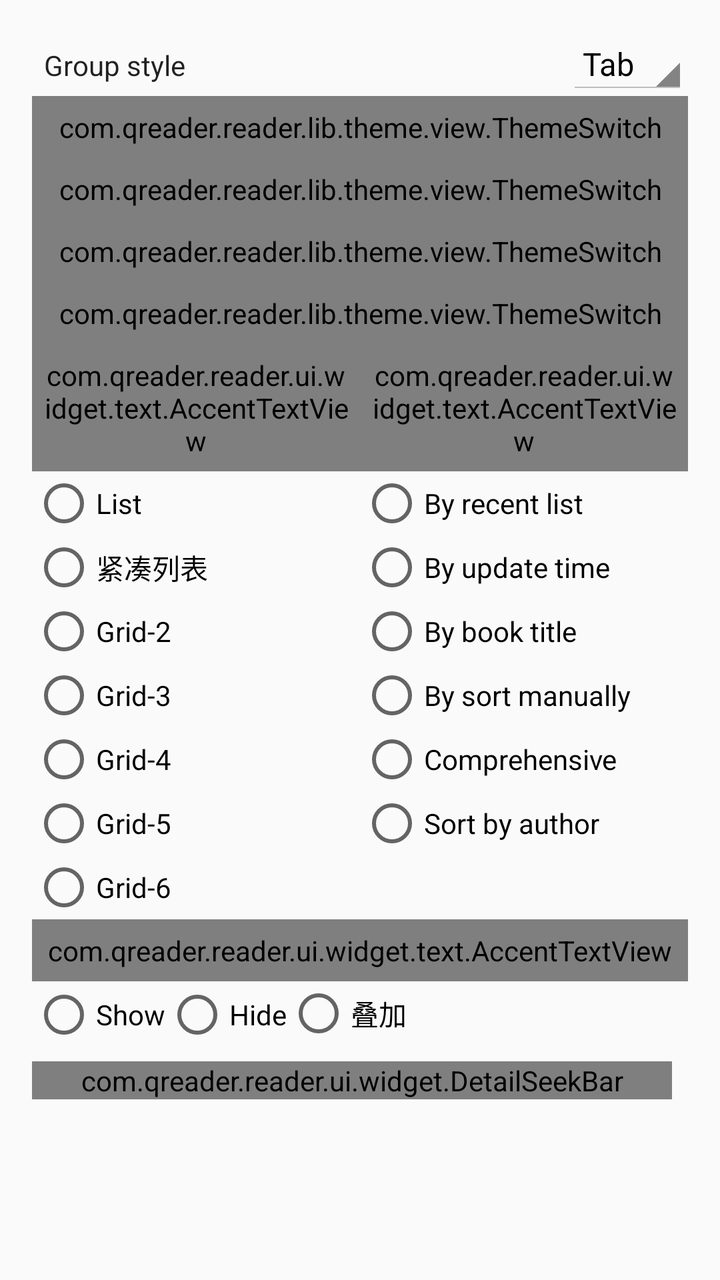
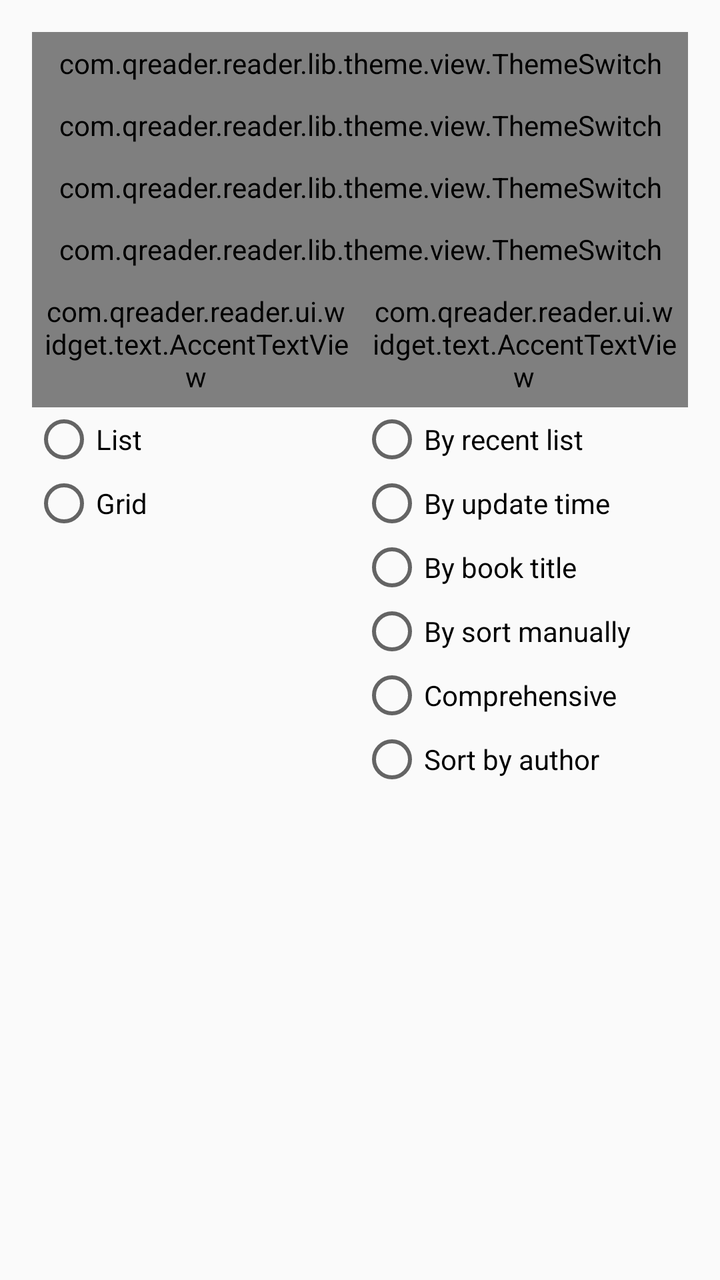

Before-and-after screenshots of an Android layout around one commit, followed by the original layout XML and the change that was made.
<!-- AndroidManifest.xml: application theme AppTheme.Light -->
<!-- res/layout/dialog_bookshelf_config.xml -->
<?xml version="1.0" encoding="utf-8"?>
<androidx.core.widget.NestedScrollView xmlns:android="http://schemas.android.com/apk/res/android"
    xmlns:app="http://schemas.android.com/apk/res-auto"
    xmlns:tools="http://schemas.android.com/tools"
    android:layout_width="match_parent"
    android:layout_height="wrap_content">

    <androidx.constraintlayout.widget.ConstraintLayout
        android:layout_width="match_parent"
        android:layout_height="wrap_content"
        android:padding="16dp">

        <LinearLayout
            android:id="@+id/ll_group_style"
            android:layout_width="match_parent"
            android:layout_height="wrap_content"
            android:orientation="horizontal"
            app:layout_constraintTop_toTopOf="parent">

            <TextView
                android:layout_width="0dp"
                android:layout_height="wrap_content"
                android:layout_weight="1"
                android:padding="6dp"
                android:text="@string/group_style"
                android:textColor="@color/primaryText" />

            <androidx.appcompat.widget.AppCompatSpinner
                android:id="@+id/sp_group_style"
                android:layout_width="wrap_content"
                android:layout_height="wrap_content"
                android:entries="@array/group_style"
                android:theme="@style/Spinner"
                tools:ignore="TouchTargetSizeCheck" />

        </LinearLayout>

        <com.qreader.reader.lib.theme.view.ThemeSwitch
            android:id="@+id/sw_show_unread"
            android:layout_width="match_parent"
            android:layout_height="wrap_content"
            android:padding="6dp"
            android:text="@string/show_unread"
            app:layout_constraintTop_toBottomOf="@+id/ll_group_style"
            tools:ignore="TouchTargetSizeCheck" />

        <com.qreader.reader.lib.theme.view.ThemeSwitch
            android:id="@+id/sw_show_last_update_time"
            android:layout_width="match_parent"
            android:layout_height="wrap_content"
            android:padding="6dp"
            android:text="@string/show_last_update_time"
            app:layout_constraintTop_toBottomOf="@+id/sw_show_unread"
            tools:ignore="TouchTargetSizeCheck" />

        <com.qreader.reader.lib.theme.view.ThemeSwitch
            android:id="@+id/sw_show_wait_up_books"
            android:layout_width="match_parent"
            android:layout_height="wrap_content"
            android:padding="6dp"
            android:text="@string/show_wait_up_count"
            app:layout_constraintTop_toBottomOf="@+id/sw_show_last_update_time"
            tools:ignore="TouchTargetSizeCheck" />

        <com.qreader.reader.lib.theme.view.ThemeSwitch
            android:id="@+id/sw_show_bookshelf_fast_scroller"
            android:layout_width="match_parent"
            android:layout_height="wrap_content"
            android:padding="6dp"
            android:text="@string/show_bookshelf_fast_scroller"
            app:layout_constraintTop_toBottomOf="@+id/sw_show_wait_up_books"
            tools:ignore="TouchTargetSizeCheck" />

        <LinearLayout
            android:id="@+id/ll_layout"
            android:layout_width="0dp"
            android:layout_height="wrap_content"
            android:orientation="vertical"
            app:layout_constraintLeft_toLeftOf="parent"
            app:layout_constraintRight_toLeftOf="@+id/ll_sort"
            app:layout_constraintTop_toBottomOf="@+id/sw_show_bookshelf_fast_scroller">

            <com.qreader.reader.ui.widget.text.AccentTextView
                android:layout_width="match_parent"
                android:layout_height="match_parent"
                android:padding="6dp"
                android:text="@string/view"
                android:textSize="16sp" />

            <RadioGroup
                android:id="@+id/rg_layout"
                android:layout_width="match_parent"
                android:layout_height="wrap_content"
                android:orientation="vertical">

                <RadioButton
                    android:layout_width="match_parent"
                    android:layout_height="wrap_content"
                    android:text="@string/layout_list"
                    tools:ignore="TouchTargetSizeCheck" />

                <RadioButton
                    android:layout_width="match_parent"
                    android:layout_height="wrap_content"
                    android:text="@string/layout_list_compact"
                    tools:ignore="TouchTargetSizeCheck" />

                <RadioButton
                    android:layout_width="match_parent"
                    android:layout_height="wrap_content"
                    android:text="@string/layout_grid2"
                    tools:ignore="TouchTargetSizeCheck" />

                <RadioButton
                    android:layout_width="match_parent"
                    android:layout_height="wrap_content"
                    android:text="@string/layout_grid3"
                    tools:ignore="TouchTargetSizeCheck" />

                <RadioButton
                    android:layout_width="match_parent"
                    android:layout_height="wrap_content"
                    android:text="@string/layout_grid4"
                    tools:ignore="TouchTargetSizeCheck" />

                <RadioButton
                    android:layout_width="match_parent"
                    android:layout_height="wrap_content"
                    android:text="@string/layout_grid5"
                    tools:ignore="TouchTargetSizeCheck" />

                <RadioButton
                    android:layout_width="match_parent"
                    android:layout_height="wrap_content"
                    android:text="@string/layout_grid6"
                    tools:ignore="TouchTargetSizeCheck" />
            </RadioGroup>

        </LinearLayout>

        <LinearLayout
            android:id="@+id/ll_sort"
            android:layout_width="0dp"
            android:layout_height="wrap_content"
            android:orientation="vertical"
            app:layout_constraintLeft_toRightOf="@+id/ll_layout"
            app:layout_constraintRight_toRightOf="parent"
            app:layout_constraintTop_toBottomOf="@id/sw_show_bookshelf_fast_scroller">

            <com.qreader.reader.ui.widget.text.AccentTextView
                android:layout_width="match_parent"
                android:layout_height="match_parent"
                android:padding="6dp"
                android:text="@string/sort"
                android:textSize="16sp" />

            <RadioGroup
                android:id="@+id/rg_sort"
                android:layout_width="match_parent"
                android:layout_height="wrap_content"
                android:orientation="vertical">

                <RadioButton
                    android:layout_width="match_parent"
                    android:layout_height="wrap_content"
                    android:text="@string/bookshelf_px_0"
                    tools:ignore="TouchTargetSizeCheck" />

                <RadioButton
                    android:layout_width="match_parent"
                    android:layout_height="wrap_content"
                    android:text="@string/bookshelf_px_1"
                    tools:ignore="TouchTargetSizeCheck" />

                <RadioButton
                    android:layout_width="match_parent"
                    android:layout_height="wrap_content"
                    android:text="@string/bookshelf_px_2"
                    tools:ignore="TouchTargetSizeCheck" />

                <RadioButton
                    android:layout_width="match_parent"
                    android:layout_height="wrap_content"
                    android:text="@string/bookshelf_px_3"
                    tools:ignore="TouchTargetSizeCheck" />

                <RadioButton
                    android:layout_width="match_parent"
                    android:layout_height="wrap_content"
                    android:text="@string/bookshelf_px_4"
                    tools:ignore="TouchTargetSizeCheck" />

                <RadioButton
                    android:layout_width="match_parent"
                    android:layout_height="wrap_content"
                    android:text="@string/bookshelf_px_5"
                    tools:ignore="TouchTargetSizeCheck" />

            </RadioGroup>

        </LinearLayout>

        <LinearLayout
            android:id="@+id/book_name_choice"
            android:layout_width="match_parent"
            android:layout_height="match_parent"
            android:orientation="vertical"
            app:layout_constraintTop_toBottomOf="@+id/ll_layout">

            <com.qreader.reader.ui.widget.text.AccentTextView
                android:layout_width="match_parent"
                android:layout_height="match_parent"
                android:padding="6dp"
                android:text="@string/book_name"
                android:textSize="16sp" />

            <RadioGroup
                android:id="@+id/rgb_layout"
                android:layout_width="match_parent"
                android:layout_height="wrap_content"
                android:orientation="horizontal">

                <RadioButton
                    android:layout_width="wrap_content"
                    android:layout_height="wrap_content"
                    android:text="@string/show"
                    tools:ignore="TouchTargetSizeCheck" />

                <RadioButton
                    android:layout_width="wrap_content"
                    android:layout_height="wrap_content"
                    android:text="@string/hide"
                    tools:ignore="TouchTargetSizeCheck" />

                <RadioButton
                    android:layout_width="wrap_content"
                    android:layout_height="wrap_content"
                    android:text="@string/overlay"
                    tools:ignore="TouchTargetSizeCheck" />

            </RadioGroup>
        </LinearLayout>

        <com.qreader.reader.ui.widget.DetailSeekBar
            android:id="@+id/margin"
            android:layout_width="match_parent"
            android:layout_height="wrap_content"
            android:layout_marginTop="8dp"
            android:layout_marginEnd="8dp"
            app:layout_constraintBottom_toBottomOf="parent"
            app:layout_constraintTop_toBottomOf="@+id/book_name_choice"
            app:max="60"
            app:title="@string/margin" />

    </androidx.constraintlayout.widget.ConstraintLayout>
</androidx.core.widget.NestedScrollView>
<!-- resources referenced by this layout -->
<resources>
  <string-array name="group_style">
  		<item>Tab</item>
  		<item>Folder</item>
  	</string-array>
  <color name="primaryText">#de000000</color>
  <string name="book_name">Title</string>
  <string name="bookshelf_px_0">By recent list</string>
  <string name="bookshelf_px_1">By update time</string>
  <string name="bookshelf_px_2">By book title</string>
  <string name="bookshelf_px_3">By sort manually</string>
  <string name="bookshelf_px_4">Comprehensive</string>
  <string name="bookshelf_px_5">Sort by author</string>
  <string name="group_style">Group style</string>
  <string name="hide">Hide</string>
  <string name="layout_grid2">Grid-2</string>
  <string name="layout_grid3">Grid-3</string>
  <string name="layout_grid4">Grid-4</string>
  <string name="layout_grid5">Grid-5</string>
  <string name="layout_grid6">Grid-6</string>
  <string name="layout_list">List</string>
  <string name="layout_list_compact">紧凑列表</string>
  <string name="margin">间距</string>
  <string name="overlay">叠加</string>
  <string name="show">Show</string>
  <string name="show_bookshelf_fast_scroller">Show quick scroll bar</string>
  <string name="show_last_update_time">Show last updated time</string>
  <string name="show_unread">Show unread flag</string>
  <string name="show_wait_up_count">Display the number of pending updates</string>
  <string name="sort">Sort</string>
  <string name="view">View</string>
  <style name="Spinner" parent="android:Theme.Holo.Light" />
  
      //**********System Style******************//
  <style name="AppTheme.Light" parent="Base.AppTheme">
          <item name="actionBarStyle">@style/AppTheme.AppBarOverlay.Light</item>
      </style>
  <style name="Base.AppTheme" parent="Theme.AppCompat.DayNight.NoActionBar">
          <item name="colorPrimary">@color/primary</item>
          <item name="colorPrimaryDark">@color/primaryDark</item>
          <item name="colorAccent">@color/accent</item>
          <item name="actionOverflowMenuStyle">@style/Style.PopupMenu</item>
          <item name="android:itemTextAppearance">@style/Style.MenuItemText</item>
          <item name="android:popupMenuStyle">@style/Style.PopupMenu</item>
          <item name="android:statusBarColor">@color/transparent</item>
          <item name="android:windowDrawsSystemBarBackgrounds">true</item>
      </style>
  <style name="AppTheme.AppBarOverlay.Light" parent="ThemeOverlay.AppCompat.Light">
          <item name="colorAccent">@color/md_grey_900</item>
      </style>
  <color name="primary">@color/md_light_blue_600</color>
  <color name="primaryDark">@color/md_light_blue_700</color>
  <color name="accent">@color/md_pink_800</color>
  <style name="Style.PopupMenu" parent="Widget.AppCompat.PopupMenu">
          <item name="android:popupBackground">@drawable/bg_popup_menu</item>
      </style>
  <style name="Style.MenuItemText" parent="@android:style/TextAppearance.Widget.IconMenu.Item">
          <item name="android:textColor">@color/menu_color_default</item>
          <item name="android:textSize">16sp</item>
      </style>
  <color name="transparent">#00000000</color>
  <color name="md_grey_900">#212121</color>
  <color name="md_light_blue_600">#039BE5</color>
  <color name="md_light_blue_700">#0288D1</color>
  <color name="md_pink_800">#AD1457</color>
  <!-- drawable bg_popup_menu (drawable) -->
  <?xml version="1.0" encoding="utf-8"?>
  <shape xmlns:android="http://schemas.android.com/apk/res/android"
         android:shape="rectangle">
  
      <solid android:color="@color/background_menu"/>
  
      <corners android:radius="2dp"/>
  
  </shape>
  <color name="menu_color_default">#383838</color>
  <color name="background_menu">@color/md_grey_200</color>
  <color name="md_grey_200">#EEEEEE</color>
</resources>

<!-- the commit's change to res/layout/dialog_bookshelf_config.xml (unified diff, before → after) -->
@@ -10,30 +10,6 @@
         android:layout_height="wrap_content"
         android:padding="16dp">
 
-        <LinearLayout
-            android:id="@+id/ll_group_style"
-            android:layout_width="match_parent"
-            android:layout_height="wrap_content"
-            android:orientation="horizontal"
-            app:layout_constraintTop_toTopOf="parent">
-
-            <TextView
-                android:layout_width="0dp"
-                android:layout_height="wrap_content"
-                android:layout_weight="1"
-                android:padding="6dp"
-                android:text="@string/group_style"
-                android:textColor="@color/primaryText" />
-
-            <androidx.appcompat.widget.AppCompatSpinner
-                android:id="@+id/sp_group_style"
-                android:layout_width="wrap_content"
-                android:layout_height="wrap_content"
-                android:entries="@array/group_style"
-                android:theme="@style/Spinner"
-                tools:ignore="TouchTargetSizeCheck" />
-
-        </LinearLayout>
 
         <com.qreader.reader.lib.theme.view.ThemeSwitch
             android:id="@+id/sw_show_unread"
@@ -41,7 +17,7 @@
             android:layout_height="wrap_content"
             android:padding="6dp"
             android:text="@string/show_unread"
-            app:layout_constraintTop_toBottomOf="@+id/ll_group_style"
+            app:layout_constraintTop_toTopOf="parent"
             tools:ignore="TouchTargetSizeCheck" />
 
         <com.qreader.reader.lib.theme.view.ThemeSwitch
@@ -102,37 +78,7 @@
                 <RadioButton
                     android:layout_width="match_parent"
                     android:layout_height="wrap_content"
-                    android:text="@string/layout_list_compact"
-                    tools:ignore="TouchTargetSizeCheck" />
-
-                <RadioButton
-                    android:layout_width="match_parent"
-                    android:layout_height="wrap_content"
-                    android:text="@string/layout_grid2"
-                    tools:ignore="TouchTargetSizeCheck" />
-
-                <RadioButton
-                    android:layout_width="match_parent"
-                    android:layout_height="wrap_content"
-                    android:text="@string/layout_grid3"
-                    tools:ignore="TouchTargetSizeCheck" />
-
-                <RadioButton
-                    android:layout_width="match_parent"
-                    android:layout_height="wrap_content"
-                    android:text="@string/layout_grid4"
-                    tools:ignore="TouchTargetSizeCheck" />
-
-                <RadioButton
-                    android:layout_width="match_parent"
-                    android:layout_height="wrap_content"
-                    android:text="@string/layout_grid5"
-                    tools:ignore="TouchTargetSizeCheck" />
-
-                <RadioButton
-                    android:layout_width="match_parent"
-                    android:layout_height="wrap_content"
-                    android:text="@string/layout_grid6"
+                    android:text="@string/layout_grid"
                     tools:ignore="TouchTargetSizeCheck" />
             </RadioGroup>
 
@@ -200,57 +146,7 @@
 
         </LinearLayout>
 
-        <LinearLayout
-            android:id="@+id/book_name_choice"
-            android:layout_width="match_parent"
-            android:layout_height="match_parent"
-            android:orientation="vertical"
-            app:layout_constraintTop_toBottomOf="@+id/ll_layout">
 
-            <com.qreader.reader.ui.widget.text.AccentTextView
-                android:layout_width="match_parent"
-                android:layout_height="match_parent"
-                android:padding="6dp"
-                android:text="@string/book_name"
-                android:textSize="16sp" />
-
-            <RadioGroup
-                android:id="@+id/rgb_layout"
-                android:layout_width="match_parent"
-                android:layout_height="wrap_content"
-                android:orientation="horizontal">
-
-                <RadioButton
-                    android:layout_width="wrap_content"
-                    android:layout_height="wrap_content"
-                    android:text="@string/show"
-                    tools:ignore="TouchTargetSizeCheck" />
-
-                <RadioButton
-                    android:layout_width="wrap_content"
-                    android:layout_height="wrap_content"
-                    android:text="@string/hide"
-                    tools:ignore="TouchTargetSizeCheck" />
-
-                <RadioButton
-                    android:layout_width="wrap_content"
-                    android:layout_height="wrap_content"
-                    android:text="@string/overlay"
-                    tools:ignore="TouchTargetSizeCheck" />
-
-            </RadioGroup>
-        </LinearLayout>
-
-        <com.qreader.reader.ui.widget.DetailSeekBar
-            android:id="@+id/margin"
-            android:layout_width="match_parent"
-            android:layout_height="wrap_content"
-            android:layout_marginTop="8dp"
-            android:layout_marginEnd="8dp"
-            app:layout_constraintBottom_toBottomOf="parent"
-            app:layout_constraintTop_toBottomOf="@+id/book_name_choice"
-            app:max="60"
-            app:title="@string/margin" />
 
     </androidx.constraintlayout.widget.ConstraintLayout>
 </androidx.core.widget.NestedScrollView>
<!-- resource entries referenced after the edit -->
@@ -1,38 +1,19 @@
 <!-- resources referenced by this layout -->
 <resources>
-  <string-array name="group_style">
-  		<item>Tab</item>
-  		<item>Folder</item>
-  	</string-array>
-  <color name="primaryText">#de000000</color>
-  <string name="book_name">Title</string>
   <string name="bookshelf_px_0">By recent list</string>
   <string name="bookshelf_px_1">By update time</string>
   <string name="bookshelf_px_2">By book title</string>
   <string name="bookshelf_px_3">By sort manually</string>
   <string name="bookshelf_px_4">Comprehensive</string>
   <string name="bookshelf_px_5">Sort by author</string>
-  <string name="group_style">Group style</string>
-  <string name="hide">Hide</string>
-  <string name="layout_grid2">Grid-2</string>
-  <string name="layout_grid3">Grid-3</string>
-  <string name="layout_grid4">Grid-4</string>
-  <string name="layout_grid5">Grid-5</string>
-  <string name="layout_grid6">Grid-6</string>
+  <string name="layout_grid">Grid</string>
   <string name="layout_list">List</string>
-  <string name="layout_list_compact">紧凑列表</string>
-  <string name="margin">间距</string>
-  <string name="overlay">叠加</string>
-  <string name="show">Show</string>
   <string name="show_bookshelf_fast_scroller">Show quick scroll bar</string>
   <string name="show_last_update_time">Show last updated time</string>
   <string name="show_unread">Show unread flag</string>
   <string name="show_wait_up_count">Display the number of pending updates</string>
   <string name="sort">Sort</string>
   <string name="view">View</string>
-  <style name="Spinner" parent="android:Theme.Holo.Light" />
-  
-      //**********System Style******************//
   <style name="AppTheme.Light" parent="Base.AppTheme">
           <item name="actionBarStyle">@style/AppTheme.AppBarOverlay.Light</item>
       </style>
